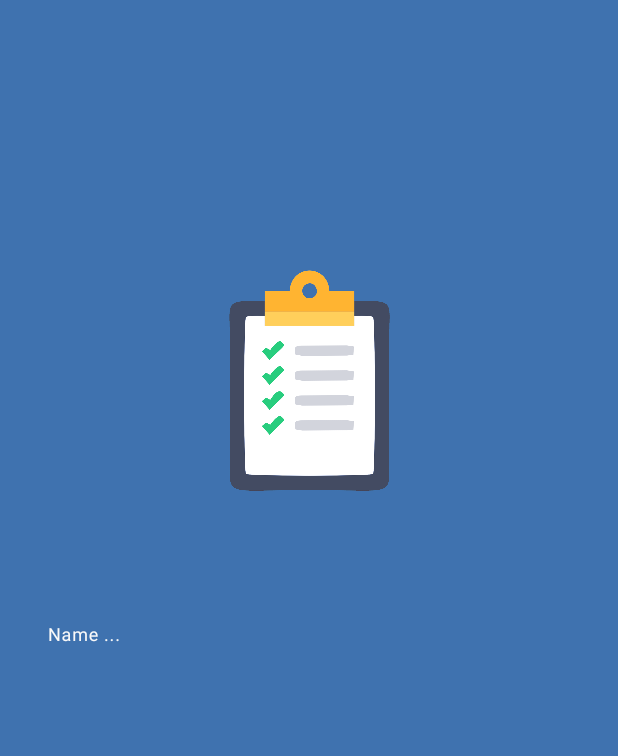
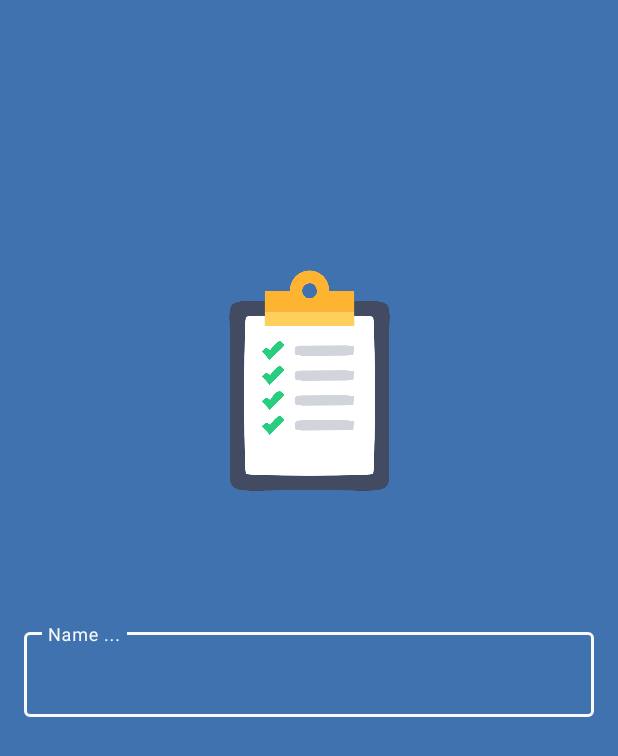
Before and after one commit to IronClad1607/Agenda, an Android app: the screen it shows after launch (NameActivity), on a phone screen of 412 x 824 dp. Shown: the top 756 px of the screen. Run offline under Robolectric (Android 15) with nearby library versions, the phone set to English and light mode, and no system bars; our stand-ins replace data binding.

Commit message:
Name activity ui done

```diff
--- a/app/src/main/java/com/ironclad/agenda/view/activities/NameActivity.kt
+++ b/app/src/main/java/com/ironclad/agenda/view/activities/NameActivity.kt
@@ -1,5 +1,6 @@
 package com.ironclad.agenda.view.activities
 
+import android.graphics.Color
 import androidx.appcompat.app.AppCompatActivity
 import android.os.Bundle
 import androidx.databinding.DataBindingUtil
@@ -12,5 +13,6 @@ class NameActivity : AppCompatActivity() {
     override fun onCreate(savedInstanceState: Bundle?) {
         super.onCreate(savedInstanceState)
         binding = DataBindingUtil.setContentView(this, R.layout.activity_name)
+        binding.etName.boxStrokeColor = Color.rgb(249,249,249)
     }
 }
--- a/app/src/main/res/layout/activity_name.xml
+++ b/app/src/main/res/layout/activity_name.xml
@@ -29,7 +29,6 @@
             android:layout_marginTop="50dp"
             android:textColorHint="@color/white"
             app:boxStrokeColor="@color/white"
-            app:boxStrokeWidth="2dp"
             app:hintTextColor="@color/white"
             app:layout_constraintEnd_toEndOf="parent"
             app:layout_constraintStart_toStartOf="parent"
@@ -38,8 +37,6 @@
             <com.google.android.material.textfield.TextInputEditText
                 android:layout_width="match_parent"
                 android:layout_height="match_parent"
-                android:background="@color/splashBack"
-                android:backgroundTint="@color/splashBack"
                 android:hint="@string/name"
                 android:inputType="textPersonName"
                 android:textColor="@color/white" />
--- a/app/src/main/res/values/themes.xml
+++ b/app/src/main/res/values/themes.xml
@@ -2,7 +2,7 @@
     <!-- Base application theme. -->
     <style name="Theme.Agenda" parent="Theme.MaterialComponents.DayNight.DarkActionBar">
         <!-- Primary brand color. -->
-        <item name="colorPrimary">@color/white</item>
+        <item name="colorPrimary">@color/splashBack</item>
         <item name="colorPrimaryVariant">@color/topBar</item>
         <item name="colorOnPrimary">@color/white</item>
         <!-- Secondary brand color. -->
```
